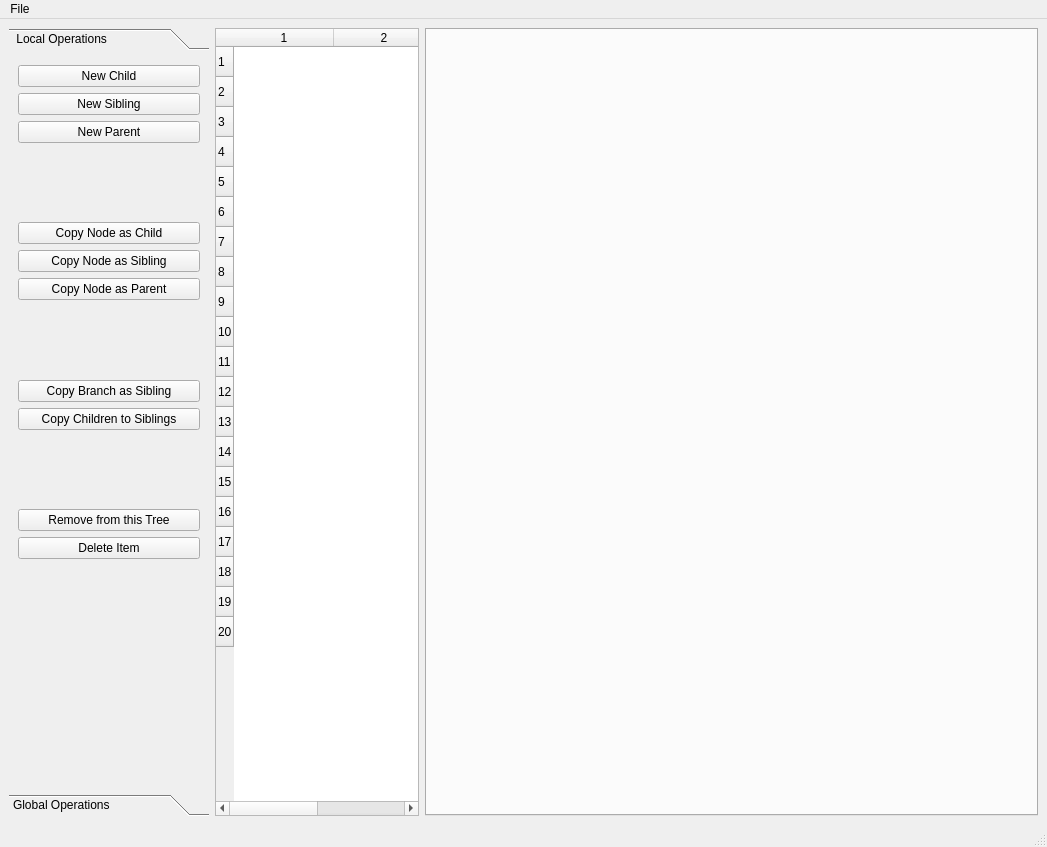
First picture: the form in mainwindow.ui, repository jkanev/treetime, before the edit.
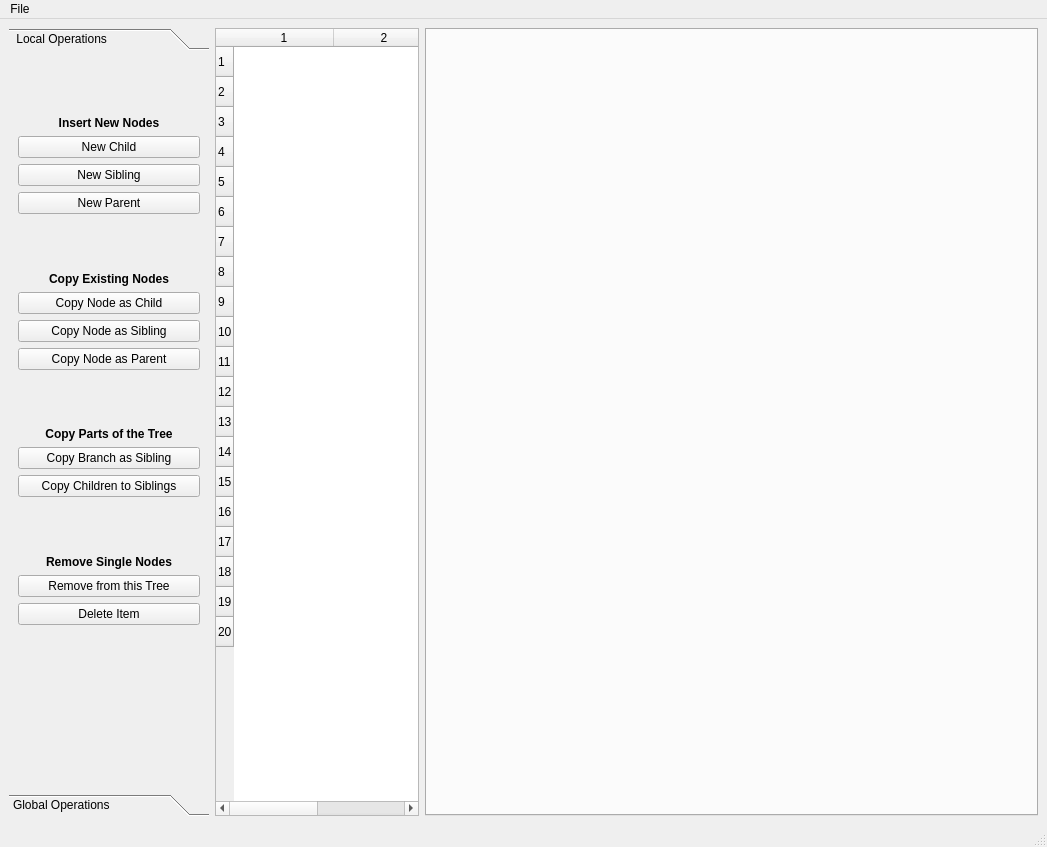
Second picture: the form after the edit.

```diff
--- a/mainwindow.ui
+++ b/mainwindow.ui
@@ -46,6 +46,38 @@
        </attribute>
        <layout class="QGridLayout" name="gridLayout_2">
         <item row="11" column="0">
+         <widget class="QLabel" name="label_3">
+          <property name="font">
+           <font>
+            <weight>75</weight>
+            <bold>true</bold>
+           </font>
+          </property>
+          <property name="text">
+           <string>Copy Parts of the Tree</string>
+          </property>
+          <property name="alignment">
+           <set>Qt::AlignCenter</set>
+          </property>
+         </widget>
+        </item>
+        <item row="6" column="0">
+         <widget class="QLabel" name="label_2">
+          <property name="font">
+           <font>
+            <weight>75</weight>
+            <bold>true</bold>
+           </font>
+          </property>
+          <property name="text">
+           <string>Copy Existing Nodes</string>
+          </property>
+          <property name="alignment">
+           <set>Qt::AlignCenter</set>
+          </property>
+         </widget>
+        </item>
+        <item row="15" column="0">
          <spacer name="verticalSpacer_3">
           <property name="orientation">
            <enum>Qt::Vertical</enum>
@@ -58,7 +90,23 @@
           </property>
          </spacer>
         </item>
-        <item row="7" column="0">
+        <item row="1" column="0">
+         <widget class="QLabel" name="label">
+          <property name="font">
+           <font>
+            <weight>75</weight>
+            <bold>true</bold>
+           </font>
+          </property>
+          <property name="text">
+           <string>Insert New Nodes</string>
+          </property>
+          <property name="alignment">
+           <set>Qt::AlignCenter</set>
+          </property>
+         </widget>
+        </item>
+        <item row="10" column="0">
          <spacer name="verticalSpacer_5">
           <property name="orientation">
            <enum>Qt::Vertical</enum>
@@ -71,14 +119,27 @@
           </property>
          </spacer>
         </item>
-        <item row="2" column="0">
+        <item row="5" column="0">
+         <spacer name="verticalSpacer_4">
+          <property name="orientation">
+           <enum>Qt::Vertical</enum>
+          </property>
+          <property name="sizeHint" stdset="0">
+           <size>
+            <width>20</width>
+            <height>40</height>
+           </size>
+          </property>
+         </spacer>
+        </item>
+        <item row="4" column="0">
          <widget class="QPushButton" name="pushButtonNewParent">
           <property name="text">
            <string>New Parent</string>
           </property>
          </widget>
         </item>
-        <item row="14" column="0">
+        <item row="19" column="0">
          <spacer name="verticalSpacer_6">
           <property name="orientation">
            <enum>Qt::Vertical</enum>
@@ -91,21 +152,34 @@
           </property>
          </spacer>
         </item>
-        <item row="9" column="0">
+        <item row="21" column="0">
+         <spacer name="verticalSpacer">
+          <property name="orientation">
+           <enum>Qt::Vertical</enum>
+          </property>
+          <property name="sizeHint" stdset="0">
+           <size>
+            <width>20</width>
+            <height>40</height>
+           </size>
+          </property>
+         </spacer>
+        </item>
+        <item row="13" column="0">
          <widget class="QPushButton" name="pushButtonCopyChildrenSiblings">
           <property name="text">
            <string>Copy Children to Siblings</string>
           </property>
          </widget>
         </item>
-        <item row="12" column="0">
+        <item row="17" column="0">
          <widget class="QPushButton" name="pushButtonRemove">
           <property name="text">
            <string>Remove from this Tree</string>
           </property>
          </widget>
         </item>
-        <item row="6" column="0">
+        <item row="9" column="0">
          <widget class="QPushButton" name="pushButtonCopyNodeParent">
           <property name="text">
            <string>Copy Node as Parent</string>
@@ -113,74 +187,48 @@
          </widget>
         </item>
         <item row="3" column="0">
-         <spacer name="verticalSpacer_4">
-          <property name="orientation">
-           <enum>Qt::Vertical</enum>
-          </property>
-          <property name="sizeHint" stdset="0">
-           <size>
-            <width>20</width>
-            <height>40</height>
-           </size>
-          </property>
-         </spacer>
-        </item>
-        <item row="1" column="0">
          <widget class="QPushButton" name="pushButtonNewSibling">
           <property name="text">
            <string>New Sibling</string>
           </property>
          </widget>
         </item>
-        <item row="0" column="0">
+        <item row="2" column="0">
          <widget class="QPushButton" name="pushButtonNewChild">
           <property name="text">
            <string>New Child</string>
           </property>
          </widget>
         </item>
-        <item row="4" column="0">
+        <item row="7" column="0">
          <widget class="QPushButton" name="pushButtonCopyNodeChild">
           <property name="text">
            <string>Copy Node as Child</string>
           </property>
          </widget>
         </item>
-        <item row="13" column="0">
+        <item row="18" column="0">
          <widget class="QPushButton" name="pushButtonDelete">
           <property name="text">
            <string>Delete Item</string>
           </property>
          </widget>
         </item>
-        <item row="16" column="0">
-         <spacer name="verticalSpacer">
-          <property name="orientation">
-           <enum>Qt::Vertical</enum>
-          </property>
-          <property name="sizeHint" stdset="0">
-           <size>
-            <width>20</width>
-            <height>40</height>
-           </size>
-          </property>
-         </spacer>
-        </item>
-        <item row="5" column="0">
+        <item row="8" column="0">
          <widget class="QPushButton" name="pushButtonCopyNodeSibling">
           <property name="text">
            <string>Copy Node as Sibling</string>
           </property>
          </widget>
         </item>
-        <item row="8" column="0">
+        <item row="12" column="0">
          <widget class="QPushButton" name="pushButtonCopyBranchSibling">
           <property name="text">
            <string>Copy Branch as Sibling</string>
           </property>
          </widget>
         </item>
-        <item row="15" column="0">
+        <item row="20" column="0">
          <spacer name="verticalSpacer_7">
           <property name="orientation">
            <enum>Qt::Vertical</enum>
@@ -193,6 +241,35 @@
           </property>
          </spacer>
         </item>
+        <item row="16" column="0">
+         <widget class="QLabel" name="label_4">
+          <property name="font">
+           <font>
+            <weight>75</weight>
+            <bold>true</bold>
+           </font>
+          </property>
+          <property name="text">
+           <string>Remove Single Nodes</string>
+          </property>
+          <property name="alignment">
+           <set>Qt::AlignCenter</set>
+          </property>
+         </widget>
+        </item>
+        <item row="0" column="0">
+         <spacer name="verticalSpacer_8">
+          <property name="orientation">
+           <enum>Qt::Vertical</enum>
+          </property>
+          <property name="sizeHint" stdset="0">
+           <size>
+            <width>20</width>
+            <height>40</height>
+           </size>
+          </property>
+         </spacer>
+        </item>
        </layout>
       </widget>
       <widget class="QWidget" name="pageGlobal">
```
Left out of the diff: 4 changed lines with no effect on the pictures.
